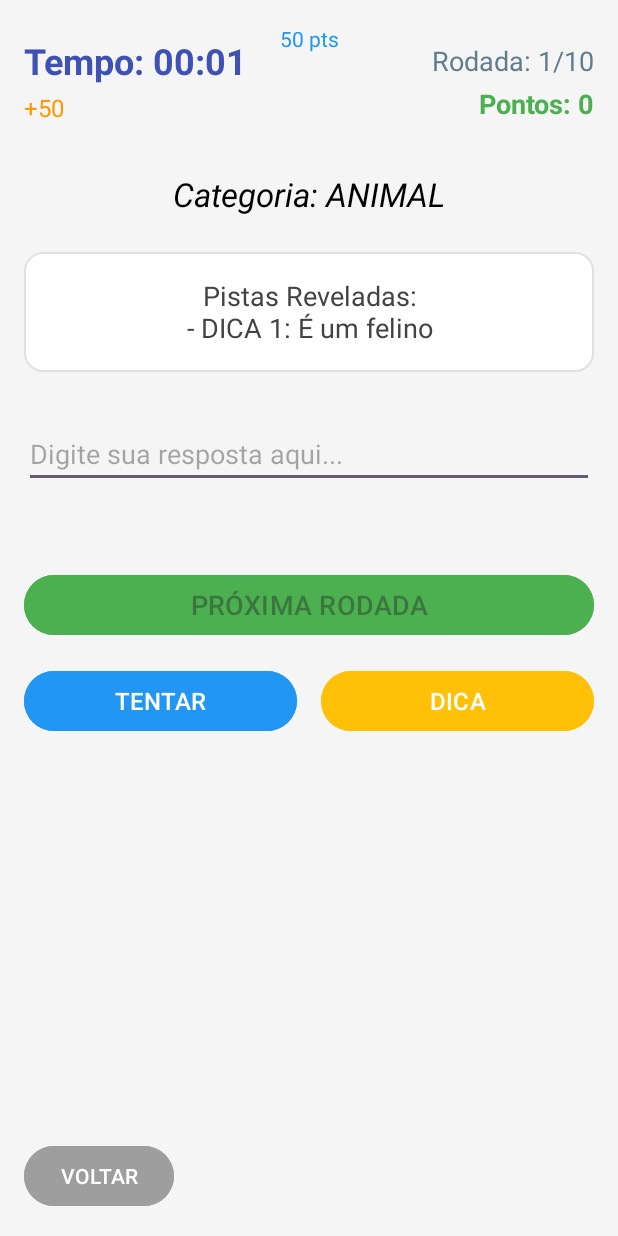
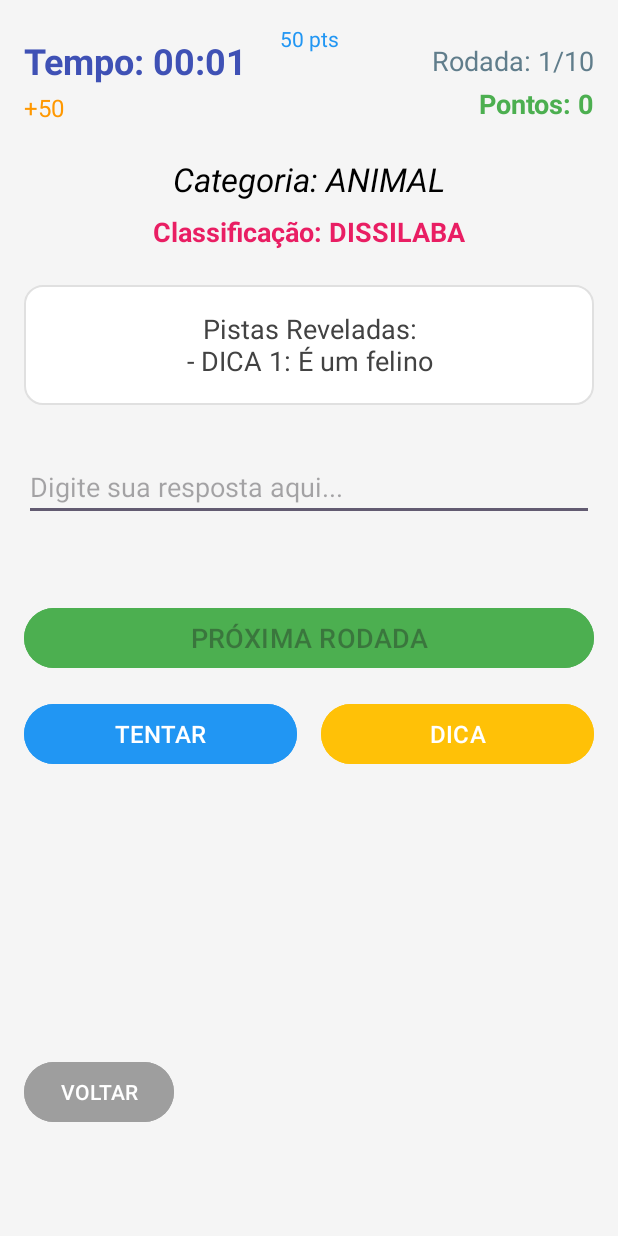
Before and after one commit to diasEric04/projeto-desafio-computacional, an Android app: the AnimaisActivity screen opened directly, with no data from a screen before it, after a tap on "INICIAR JOGO", on a phone screen of 412 x 824 dp. Run offline under Robolectric (Android 15) with nearby library versions, the phone set to English and light mode, and no system bars.

Commit message:
Método que retorna a classe da palavra atual e a sua visualização na tela.

```diff
--- a/app/src/main/java/com/example/projeto_desafio_computacional/AnimaisActivity.java
+++ b/app/src/main/java/com/example/projeto_desafio_computacional/AnimaisActivity.java
@@ -33,6 +33,7 @@ public class AnimaisActivity extends AppCompatActivity {
     private int currentRound = 0;
     private int currentHintLevel = 0;
     private boolean gameInProgress = false;
+    private String syllableClassification = "";
 
     // Variáveis de Pontuação
     private int totalPontos = 0;
@@ -56,6 +57,7 @@ public class AnimaisActivity extends AppCompatActivity {
 
     // Variáveis da UI
     private TextView txtCategoryTitle;
+    private TextView txtSyllabicClass;
     private TextView txtHint;
     private TextView txtFeedback;
     private EditText editGuess;
@@ -111,6 +113,7 @@ public class AnimaisActivity extends AppCompatActivity {
         txtBonus = findViewById(R.id.txtBonus);
         txtPontosAcerto = findViewById(R.id.txtPontosAcerto);
         txtCategoryTitle = findViewById(R.id.txtCategoryTitle);
+        txtSyllabicClass = findViewById(R.id.txtSyllabicClass);
         txtHint = findViewById(R.id.txtHint);
         txtFeedback = findViewById(R.id.txtFeedback);
         txtRoundCounter = findViewById(R.id.txtRoundCounter);
@@ -181,6 +184,7 @@ public class AnimaisActivity extends AppCompatActivity {
         txtRoundCounter.setText(String.format(Locale.getDefault(), "Rodada: %d/%d", currentRound, MAX_ROUNDS));
         txtPontosAcerto.setText(pontosPorAcerto + " pts");
         txtBonus.setText("+" + bonusTempo);
+        txtSyllabicClass.setText("Classificação: Carregando...");
         btnStart.setEnabled(false);
         editGuess.setEnabled(true);
         btnSubmit.setEnabled(true);
@@ -198,10 +202,15 @@ public class AnimaisActivity extends AppCompatActivity {
             hint2 = randomData[5].trim();
             hint3 = randomData[6].trim();
 
+            // Nova classificação
+            syllableClassification = db.getClass(correctWord);
+            txtSyllabicClass.setText("Classificação: " + syllableClassification.toUpperCase());
+
             Log.d("GAME_LOG", "Palavra Correta: " + correctWord);
             showNextHint();
         } else {
             txtHint.setText("ERRO: Banco de dados não retornou dados válidos.");
+            txtSyllabicClass.setText("Classificação: ERRO");
             btnStart.setEnabled(false);
             btnSubmit.setEnabled(false);
             btnHint.setEnabled(false);
--- a/app/src/main/java/com/example/projeto_desafio_computacional/DatabaseHelper.java
+++ b/app/src/main/java/com/example/projeto_desafio_computacional/DatabaseHelper.java
@@ -10,6 +10,7 @@ import java.io.FileOutputStream;
 import java.io.InputStream;
 import java.io.OutputStream;
 import java.io.IOException;
+import java.util.Locale;
 
 public class DatabaseHelper extends SQLiteOpenHelper {
     private static String DB_NAME = "palavras.db";
@@ -109,6 +110,53 @@ public class DatabaseHelper extends SQLiteOpenHelper {
         return resultArray;
     }
 
+    public String getClass(String palavra) {
+        SQLiteDatabase db = null;
+        Cursor cursor = null;
+        String classificacao = "N/A"; // Valor padrão se a palavra não for encontrada
+
+        try {
+            // Abre o banco de dados COPIADO
+            db = this.openDatabase();
+
+            // Sua consulta SQL. Note que ela SÓ retorna a coluna 'classe'
+            String query =
+                    "SELECT c.classe FROM classe c " +
+                            "INNER JOIN palavras p ON c.id = p.id_classe " +
+                            "WHERE p.palavra = ?";
+
+            String[] selectionArgs = { palavra.toLowerCase(Locale.getDefault()) };
+
+            cursor = db.rawQuery(query, selectionArgs);
+
+            // Verifica se encontrou um resultado
+            if (cursor != null && cursor.moveToFirst()) {
+
+                // CORREÇÃO: Busca a coluna pelo nome 'classe' (o nome que o SELECT retorna)
+                // Se o SELECT retorna apenas uma coluna, ela tem índice 0.
+                // O getColumnIndexOrThrow é mais seguro do que contar.
+                int classeIndex = cursor.getColumnIndexOrThrow("classe");
+
+                classificacao = cursor.getString(classeIndex);
+            }
+        } catch (IllegalArgumentException e) {
+            // Erro se a coluna 'classe' não for encontrada (checar ortografia do SELECT)
+            Log.e("DB_ERROR", "Coluna 'classe' não encontrada. Erro: " + e.getMessage());
+        } catch (Exception e) {
+            Log.e("DB_ERROR", "Erro ao buscar classificação da palavra: " + e.getMessage());
+            e.printStackTrace();
+        } finally {
+            if (cursor != null) {
+                cursor.close();
+            }
+            if (db != null && db.isOpen()) {
+                db.close();
+            }
+        }
+
+        return classificacao;
+    }
+
     // NOVOS MÉTODOS PARA PONTUAÇÃO
     public void saveGameScore(String gameType, int totalScore, int maxScore) {
         SQLiteDatabase db = this.openDatabase();
--- a/app/src/main/res/layout/activity_animais.xml
+++ b/app/src/main/res/layout/activity_animais.xml
@@ -68,14 +68,15 @@
         app:layout_constraintTop_toBottomOf="@+id/btnSubmit"
         app:layout_constraintStart_toStartOf="parent"
         app:layout_constraintEnd_toEndOf="parent"
-        android:layout_marginTop="8dp" />
+        android:layout_marginTop="8dp"
+        tools:ignore="NotSibling" />
 
-    <!-- TÍTULO/CLASSE DA DICA -->
+    <!-- TÍTULO DA DICA -->
     <TextView
         android:id="@+id/txtCategoryTitle"
         android:layout_width="0dp"
         android:layout_height="wrap_content"
-        android:layout_marginTop="32dp"
+        android:layout_marginTop="22dp"
         android:gravity="center"
         android:text="Categoria:"
         android:textColor="#000000"
@@ -85,12 +86,27 @@
         app:layout_constraintStart_toStartOf="parent"
         app:layout_constraintTop_toBottomOf="@+id/txtBonus" />
 
+    <!-- CAMPO DA CLASSIFICAÇÃO SILÁBICA -->
+    <TextView
+        android:id="@+id/txtSyllabicClass"
+        android:layout_width="0dp"
+        android:layout_height="wrap_content"
+        android:gravity="center"
+        android:layout_marginTop="8dp"
+        android:text="CLASSIFICAÇÃO: "
+        android:textColor="#E91E63"
+        android:textSize="18sp"
+        android:textStyle="bold"
+        app:layout_constraintEnd_toEndOf="parent"
+        app:layout_constraintStart_toStartOf="parent"
+        app:layout_constraintTop_toBottomOf="@+id/txtCategoryTitle" />
+
     <!-- Campo da DICA ATUAL -->
     <TextView
         android:id="@+id/txtHint"
         android:layout_width="0dp"
         android:layout_height="wrap_content"
-        android:layout_marginTop="24dp"
+        android:layout_marginTop="56dp"
         android:background="@drawable/rounded_background"
         android:gravity="center"
         android:minHeight="80dp"
@@ -99,6 +115,7 @@
         android:textColor="#424242"
         android:textSize="18sp"
         app:layout_constraintEnd_toEndOf="parent"
+        app:layout_constraintHorizontal_bias="0.0"
         app:layout_constraintStart_toStartOf="parent"
         app:layout_constraintTop_toBottomOf="@+id/txtCategoryTitle" />
 
@@ -185,8 +202,9 @@
         android:id="@+id/btnVoltarMenu"
         android:layout_width="wrap_content"
         android:layout_height="wrap_content"
+        android:layout_marginBottom="56dp"
+        android:backgroundTint="#9E9E9E"
         android:text="VOLTAR"
-        android:backgroundTint="#9E9E9E"
         app:layout_constraintBottom_toBottomOf="parent"
         app:layout_constraintStart_toStartOf="parent" />
 
```
Also changed, not shown: app/src/main/java/com/example/projeto_desafio_computacional/FrutasActivity.java (+12 -3 lines), app/src/main/java/com/example/projeto_desafio_computacional/ObjetosActivity.java (+12 -2 lines), app/src/main/res/layout/activity_frutas.xml (+23 -5 lines), app/src/main/res/layout/activity_objetos.xml (+23 -5 lines).
